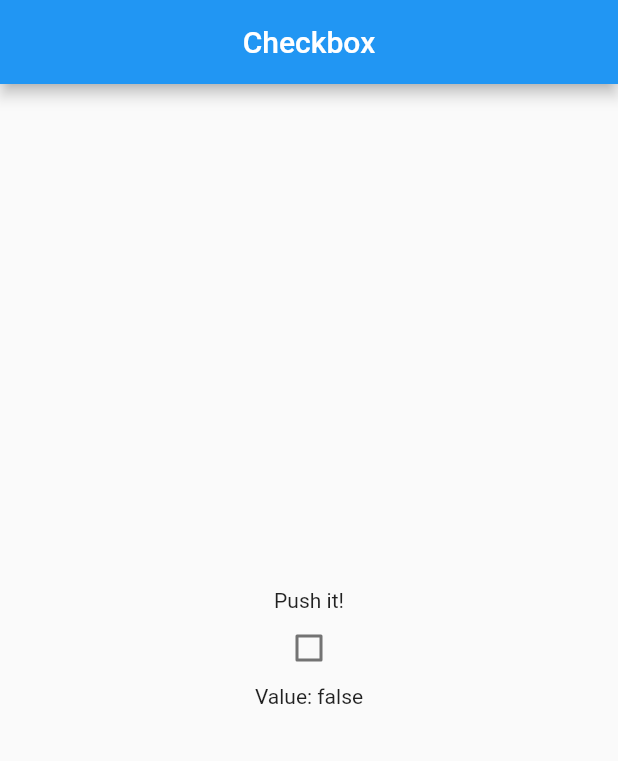
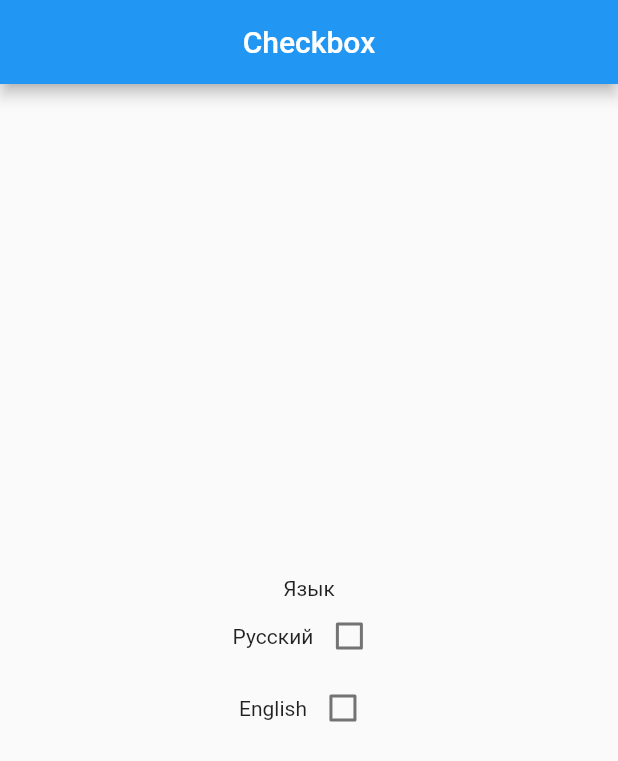
Before and after one commit to ZhdankovAlex/CheckBox, a Flutter app: the screen it shows after launch, on a phone screen of 412 x 824 dp. Shown: the top 761 px of the screen. Run offline on Flutter 3.47's test engine with Material 2 defaults, Android fonts, the phone set to English and light mode, and no system bars.

Commit message:
Modified for choosing language

```diff
--- a/lib/main.dart
+++ b/lib/main.dart
@@ -10,7 +10,9 @@ class MyApp extends StatefulWidget
 
 class _MyAppState extends State<MyApp>
 {
-  bool checkboxVal = false;
+  bool russianVal = false;
+  bool englishVal = false;
+  String curentLanguage = "Язык";
 
   @override
   Widget build(BuildContext context)
@@ -21,23 +23,41 @@ class _MyAppState extends State<MyApp>
         body: Center(child: Column(mainAxisAlignment: MainAxisAlignment.center,
                       children:<Widget>
                       [
-                        Row(mainAxisAlignment: MainAxisAlignment.center,
+                        Column(mainAxisAlignment: MainAxisAlignment.center,
                         children: <Widget>
                         [
-                          Column(mainAxisAlignment: MainAxisAlignment.center,
+                          Text (curentLanguage),
+                          //Russian checkbox
+                          Row(mainAxisAlignment: MainAxisAlignment.center,
                           children: <Widget>[
-                            Text ("Push it!"),
-                            Checkbox(value: checkboxVal,
+                            Text ("Русский"),
+                            Checkbox(value: russianVal,
                               onChanged: (bool value)
                               {
                                 setState(()
                                 {
-                                  checkboxVal = value;
+                                    englishVal = !value;
+                                    russianVal = value;
+                                    curentLanguage = "Язык";
                                 });
                               },)
-                          ],)
-                        ]),
-                        Text("Value: $checkboxVal\n")
+                          ],),
+                          //English checkbox
+                          Row(mainAxisAlignment: MainAxisAlignment.center,
+                            children: <Widget>[
+                              Text ("English"),
+                              Checkbox(value: englishVal,
+                                onChanged: (bool value)
+                                {
+                                  setState(()
+                                  {
+                                      russianVal = !value;
+                                      englishVal = value;
+                                      curentLanguage = "Language";
+                                  });
+                                },)
+                            ],)
+                        ])
                       ],),
                     ),
       );
```
